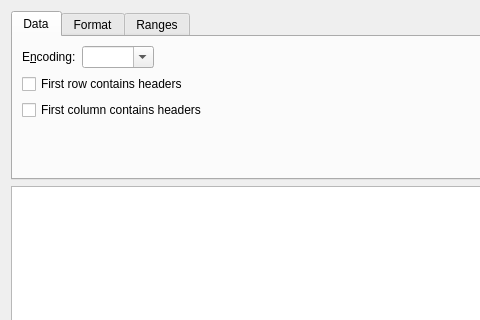
The window that libs/widgets/KoCsvImportDialog.ui (KDE/calligra) describes before a commit, drawn with Qt 5; both pictures show x 0 to 480 and y 0 to 320 of the 647 by 475 pixel window.
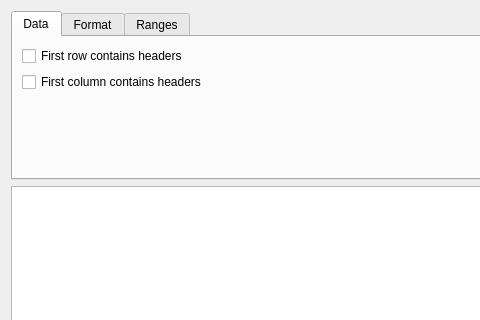
The same window after the commit. Custom widgets are drawn as their Qt base class.

Patch:
```diff
--- a/libs/widgets/KoCsvImportDialog.ui
+++ b/libs/widgets/KoCsvImportDialog.ui
@@ -52,49 +52,6 @@
        <string>Data</string>
       </attribute>
       <layout class="QVBoxLayout">
-       <item>
-        <layout class="QHBoxLayout">
-         <property name="margin">
-          <number>0</number>
-         </property>
-         <item>
-          <widget class="QLabel" name="textLabel1_3">
-           <property name="text">
-            <string>E&amp;ncoding:</string>
-           </property>
-           <property name="textFormat">
-            <enum>Qt::PlainText</enum>
-           </property>
-           <property name="buddy">
-            <cstring>comboBoxEncoding</cstring>
-           </property>
-          </widget>
-         </item>
-         <item>
-          <widget class="KComboBox" name="comboBoxEncoding">
-           <property name="editable">
-            <bool>true</bool>
-           </property>
-          </widget>
-         </item>
-         <item>
-          <spacer>
-           <property name="orientation">
-            <enum>Qt::Horizontal</enum>
-           </property>
-           <property name="sizeType">
-            <enum>QSizePolicy::Expanding</enum>
-           </property>
-           <property name="sizeHint" stdset="0">
-            <size>
-             <width>106</width>
-             <height>20</height>
-            </size>
-           </property>
-          </spacer>
-         </item>
-        </layout>
-       </item>
        <item>
         <widget class="QCheckBox" name="m_firstRowHeader">
          <property name="sizePolicy">
```
